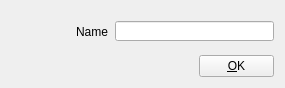
CasparCG/client, file src/Widgets/PresetDialog.ui: the form before one commit.
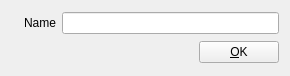
The form after the commit. Icons and pictures are not drawn.

Commit message: Simplify layout of assorted widgets

```diff
--- a/src/Widgets/PresetDialog.ui
+++ b/src/Widgets/PresetDialog.ui
@@ -6,34 +6,39 @@
    <rect>
     <x>0</x>
     <y>0</y>
-    <width>285</width>
-    <height>88</height>
+    <width>290</width>
+    <height>76</height>
    </rect>
   </property>
-  <property name="minimumSize">
-   <size>
-    <width>285</width>
-    <height>88</height>
-   </size>
-  </property>
-  <property name="maximumSize">
-   <size>
-    <width>285</width>
-    <height>88</height>
-   </size>
-  </property>
   <property name="windowTitle">
    <string>Save Preset</string>
   </property>
+  <layout class="QGridLayout" name="gridLayout">
+   <item row="1" column="3">
+    <spacer name="horizontalSpacer">
+     <property name="orientation">
+      <enum>Qt::Horizontal</enum>
+     </property>
+     <property name="sizeHint" stdset="0">
+      <size>
+       <width>40</width>
+       <height>20</height>
+      </size>
+     </property>
+    </spacer>
+   </item>
+   <item row="0" column="1">
+    <widget class="QLabel" name="labelName">
+     <property name="text">
+      <string>Name</string>
+     </property>
+     <property name="alignment">
+      <set>Qt::AlignRight|Qt::AlignTrailing|Qt::AlignVCenter</set>
+     </property>
+    </widget>
+   </item>
+   <item row="1" column="4">
   <widget class="QPushButton" name="pushButtonOK">
-   <property name="geometry">
-    <rect>
-     <x>199</x>
-     <y>55</y>
-     <width>75</width>
-     <height>22</height>
-    </rect>
-   </property>
    <property name="focusPolicy">
     <enum>Qt::NoFocus</enum>
    </property>
@@ -41,15 +46,12 @@
     <string>&amp;OK</string>
    </property>
   </widget>
+   </item>
+   <item row="0" column="2" colspan="3">
+    <widget class="QLineEdit" name="lineEditName"/>
+   </item>
+   <item row="0" column="0" rowspan="2">
   <widget class="QLabel" name="labelLogo">
-   <property name="geometry">
-    <rect>
-     <x>10</x>
-     <y>5</y>
-     <width>48</width>
-     <height>48</height>
-    </rect>
-   </property>
    <property name="text">
     <string/>
    </property>
@@ -60,32 +62,8 @@
     <bool>true</bool>
    </property>
   </widget>
-  <widget class="QLineEdit" name="lineEditName">
-   <property name="geometry">
-    <rect>
-     <x>115</x>
-     <y>21</y>
-     <width>159</width>
-     <height>20</height>
-    </rect>
-   </property>
-  </widget>
-  <widget class="QLabel" name="labelName">
-   <property name="geometry">
-    <rect>
-     <x>57</x>
-     <y>24</y>
-     <width>51</width>
-     <height>16</height>
-    </rect>
-   </property>
-   <property name="text">
-    <string>Name</string>
-   </property>
-   <property name="alignment">
-    <set>Qt::AlignRight|Qt::AlignTrailing|Qt::AlignVCenter</set>
-   </property>
-  </widget>
+   </item>
+  </layout>
  </widget>
  <resources>
   <include location="Widgets.qrc"/>
```
Lines whose indentation alone changed are shown as unchanged. The commit also changes 13 other files.
